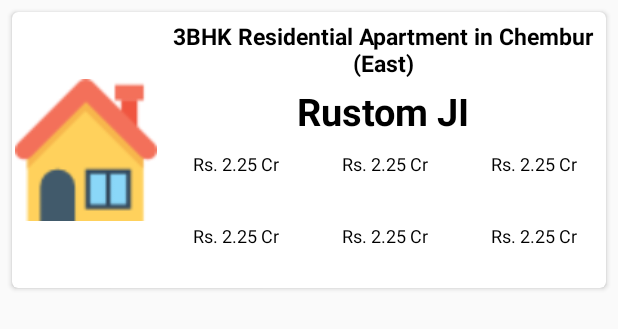
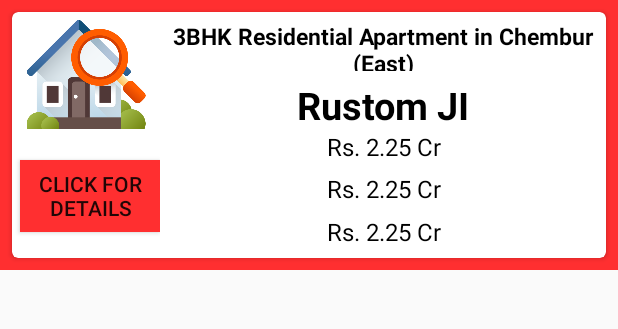
Before and after one commit to Nehal-Surti/Maximo-Financial_Assistant, an Android app: the layout house_item.xml on its own in the app's theme, with its tools: preview values and no code run, on a phone screen of 412 x 824 dp. Shown: the top 329 px of the screen. Run offline under Robolectric (Android 15) with nearby library versions, the phone set to English and light mode, and no system bars; network calls fail.

Commit message:
Displaying the list of houses with filters

```diff
--- a/app/build.gradle
+++ b/app/build.gradle
@@ -31,6 +31,7 @@ dependencies {
     implementation 'com.android.support:recyclerview-v7:28.0.0'
     implementation "androidx.cardview:cardview:1.0.0"
     implementation 'androidx.constraintlayout:constraintlayout:1.1.3'
+    implementation 'com.android.volley:volley:1.1.1'
     testImplementation 'junit:junit:4.12'
     androidTestImplementation 'androidx.test.ext:junit:1.1.1'
     androidTestImplementation 'androidx.test.espresso:espresso-core:3.2.0'
--- a/app/src/main/AndroidManifest.xml
+++ b/app/src/main/AndroidManifest.xml
@@ -1,13 +1,14 @@
 <?xml version="1.0" encoding="utf-8"?>
 <manifest xmlns:android="http://schemas.android.com/apk/res/android"
     package="com.example.maximo">
-
+    <uses-permission android:name="android.permission.INTERNET" />
     <application
         android:allowBackup="true"
         android:icon="@mipmap/ic_launcher"
         android:label="@string/app_name"
         android:roundIcon="@mipmap/ic_launcher_round"
         android:supportsRtl="true"
+        android:usesCleartextTraffic="true"
         android:theme="@style/AppTheme">
         <activity android:name=".MainActivity">
         </activity>
--- a/app/src/main/res/drawable/round_button.xml
+++ b/app/src/main/res/drawable/round_button.xml
@@ -1,6 +1,6 @@
 <?xml version="1.0" encoding="utf-8"?>
 <shape xmlns:android="http://schemas.android.com/apk/res/android" android:shape="rectangle" android:padding="10dp">
-    <solid android:color="#fff"/> <!-- this one is ths color of the Rounded Button -->
+    <solid android:color="@color/colorPrimary"/> <!-- this one is ths color of the Rounded Button -->
     <corners
         android:radius="20dp"/>
 </shape>
--- a/app/src/main/res/layout/house_item.xml
+++ b/app/src/main/res/layout/house_item.xml
@@ -3,11 +3,14 @@
     xmlns:android="http://schemas.android.com/apk/res/android"
     xmlns:tools="http://schemas.android.com/tools"
     android:layout_width="match_parent"
-    android:layout_height="200dp"
+    android:layout_height="180dp"
+    android:background="@color/colorPrimary"
+    android:layout_marginBottom="10dp"
     xmlns:card_view="http://schemas.android.com/apk/res-auto">
     <androidx.cardview.widget.CardView
         android:layout_width="match_parent"
         android:layout_height="match_parent"
+        android:background="@color/colorPrimary"
         card_view:cardCornerRadius="4dp"
         android:layout_margin="8dp"
         android:padding="2dp">
@@ -15,13 +18,28 @@
         android:layout_width="match_parent"
         android:layout_height="match_parent"
         android:weightSum="12">
-    <ImageView
-        android:id="@+id/item"
-        android:layout_width="0dp"
-        android:layout_height="match_parent"
-        android:layout_weight="3"
-        android:padding="2dp"
-        android:src="@drawable/house_icon"/>
+        <LinearLayout
+            android:layout_width="0dp"
+            android:layout_height="match_parent"
+            android:layout_weight="3"
+            android:weightSum="6"
+            android:orientation="vertical">
+            <ImageView
+                android:id="@+id/item"
+                android:layout_width="match_parent"
+                android:layout_height="0dp"
+                android:layout_weight="5"
+                android:padding="2dp"
+                android:src="@drawable/search"/>
+            <Button
+                android:layout_marginLeft="5dp"
+                android:layout_marginTop="15dp"
+                android:background="@color/colorPrimary"
+                android:layout_width="wrap_content"
+                android:text="Click for details"
+                android:layout_height="wrap_content">
+            </Button>
+        </LinearLayout>
         <LinearLayout
             android:layout_width="0dp"
             android:layout_weight="9"
@@ -29,7 +47,7 @@
             android:weightSum="9"
             android:orientation="vertical">
             <androidx.appcompat.widget.AppCompatTextView
-                android:id="@+id/text1"
+                android:id="@+id/area_name"
                 android:layout_marginTop="5dp"
                 android:layout_width="match_parent"
                 android:layout_height="0dp"
@@ -42,7 +60,7 @@
                 android:textAlignment="center"
                 tools:ignore="MissingConstraints" />
             <androidx.appcompat.widget.AppCompatTextView
-                android:id="@+id/text2"
+                android:id="@+id/flat_name"
                 android:layout_marginTop="5dp"
                 android:layout_width="match_parent"
                 android:layout_height="0dp"
@@ -55,111 +73,61 @@
                 android:textAlignment="center"
                 tools:ignore="MissingConstraints" />
             <LinearLayout
+                android:orientation="vertical"
                 android:layout_width="match_parent"
                 android:layout_height="0dp"
                 android:layout_weight="5"
                 android:weightSum="9">
                 <LinearLayout
-                    android:layout_width="0dp"
-                    android:layout_height="match_parent"
-                    android:layout_weight="3"
-                    android:weightSum="6"
-                    android:orientation="vertical">
+                    android:layout_width="match_parent"
+                    android:layout_height="0dp"
+                    android:layout_weight="3">
                     <androidx.appcompat.widget.AppCompatTextView
-                        android:id="@+id/text3"
+                        android:id="@+id/price"
                         android:layout_marginTop="5dp"
                         android:layout_marginLeft="2dp"
                         android:layout_width="match_parent"
-                        android:layout_height="0dp"
-                        android:layout_weight="3"
+                        android:layout_height="match_parent"
                         android:text="Rs. 2.25 Cr"
-                        android:textSize="12dp"
+                        android:textSize="16dp"
                         android:layout_gravity="center_horizontal"
                         android:textColor="@color/colorPrimaryDark"
                         android:textAlignment="center"
                         tools:ignore="MissingConstraints" />
+                </LinearLayout>
+                <LinearLayout
+                    android:layout_width="match_parent"
+                    android:layout_height="0dp"
+                    android:layout_weight="3">
                     <androidx.appcompat.widget.AppCompatTextView
-                        android:id="@+id/text4"
+                        android:id="@+id/carpet"
                         android:layout_marginTop="5dp"
                         android:layout_marginLeft="2dp"
                         android:layout_width="match_parent"
-                        android:layout_height="0dp"
-                        android:layout_weight="3"
+                        android:layout_height="match_parent"
                         android:text="Rs. 2.25 Cr"
-                        android:textSize="12dp"
+                        android:textSize="16dp"
                         android:layout_gravity="center_horizontal"
                         android:textColor="@color/colorPrimaryDark"
                         android:textAlignment="center"
                         tools:ignore="MissingConstraints" />
-
                 </LinearLayout>
                 <LinearLayout
-                    android:layout_width="0dp"
-                    android:layout_height="match_parent"
-                    android:layout_weight="3"
-                    android:weightSum="6"
-                    android:orientation="vertical">
+                    android:layout_width="match_parent"
+                    android:layout_height="0dp"
+                    android:layout_weight="3">
                     <androidx.appcompat.widget.AppCompatTextView
-                        android:id="@+id/text5"
+                        android:id="@+id/bath"
                         android:layout_marginTop="5dp"
                         android:layout_marginLeft="2dp"
                         android:layout_width="match_parent"
-                        android:layout_height="0dp"
-                        android:layout_weight="3"
+                        android:layout_height="match_parent"
                         android:text="Rs. 2.25 Cr"
-                        android:textSize="12dp"
+                        android:textSize="16dp"
                         android:layout_gravity="center_horizontal"
                         android:textColor="@color/colorPrimaryDark"
                         android:textAlignment="center"
                         tools:ignore="MissingConstraints" />
-                    <androidx.appcompat.widget.AppCompatTextView
-                        android:id="@+id/text6"
-                        android:layout_marginTop="5dp"
-                        android:layout_marginLeft="2dp"
-                        android:layout_width="match_parent"
-                        android:layout_height="0dp"
-                        android:layout_weight="3"
-                        android:text="Rs. 2.25 Cr"
-                        android:textSize="12dp"
-                        android:layout_gravity="center_horizontal"
-                        android:textColor="@color/colorPrimaryDark"
-                        android:textAlignment="center"
-                        tools:ignore="MissingConstraints" />
-
-                </LinearLayout>
-                <LinearLayout
-                    android:layout_width="0dp"
-                    android:layout_height="match_parent"
-                    android:layout_weight="3"
-                    android:weightSum="6"
-                    android:orientation="vertical">
-                    <androidx.appcompat.widget.AppCompatTextView
-                        android:id="@+id/text7"
-                        android:layout_marginTop="5dp"
-                        android:layout_marginLeft="2dp"
-                        android:layout_width="match_parent"
-                        android:layout_height="0dp"
-                        android:layout_weight="3"
-                        android:text="Rs. 2.25 Cr"
-                        android:textSize="12dp"
-                        android:layout_gravity="center_horizontal"
-                        android:textColor="@color/colorPrimaryDark"
-                        android:textAlignment="center"
-                        tools:ignore="MissingConstraints" />
-                    <androidx.appcompat.widget.AppCompatTextView
-                        android:id="@+id/text8"
-                        android:layout_marginTop="5dp"
-                        android:layout_marginLeft="2dp"
-                        android:layout_width="match_parent"
-                        android:layout_height="0dp"
-                        android:layout_weight="3"
-                        android:text="Rs. 2.25 Cr"
-                        android:textSize="12dp"
-                        android:layout_gravity="center_horizontal"
-                        android:textColor="@color/colorPrimaryDark"
-                        android:textAlignment="center"
-                        tools:ignore="MissingConstraints" />
-
                 </LinearLayout>
 
             </LinearLayout>
--- a/app/src/main/res/layout/house_property.xml
+++ b/app/src/main/res/layout/house_property.xml
@@ -2,14 +2,12 @@
 <androidx.constraintlayout.widget.ConstraintLayout
     xmlns:android="http://schemas.android.com/apk/res/android"
     android:layout_width="match_parent"
-    android:layout_height="match_parent"
-    android:background="@color/colorAccent">
+    android:layout_height="match_parent">
     <androidx.recyclerview.widget.RecyclerView
         android:layout_marginTop="10dp"
         android:id="@+id/my_recycler_view"
         android:scrollbars="vertical"
         android:layout_width="match_parent"
-        android:layout_height="match_parent"
-        android:background="@color/colorAccent"/>
+        android:layout_height="match_parent" />
 
 </androidx.constraintlayout.widget.ConstraintLayout>
```
Also changed, not shown: app/src/main/java/com/example/maximo/House.java (added, +38 -0 lines), app/src/main/java/com/example/maximo/HouseAdapter.java (+21 -7 lines), app/src/main/java/com/example/maximo/HouseFilter.java (+103 -32 lines), app/src/main/java/com/example/maximo/HouseProperty.java (+7 -1 lines), app/src/main/res/layout/house_filter.xml (+14 -7 lines), app/src/main/res/drawable/search.png (added).
